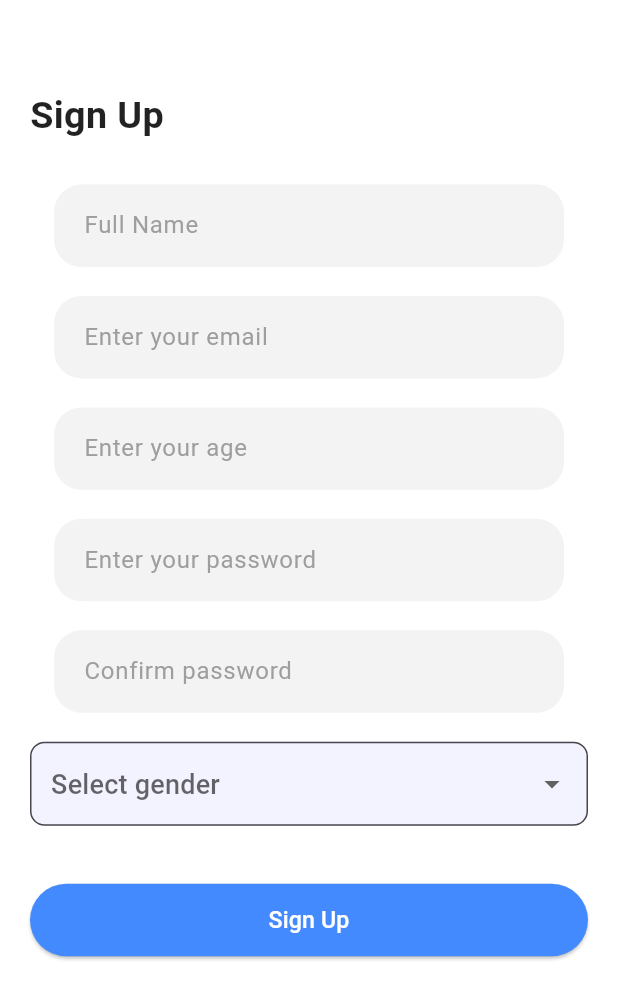
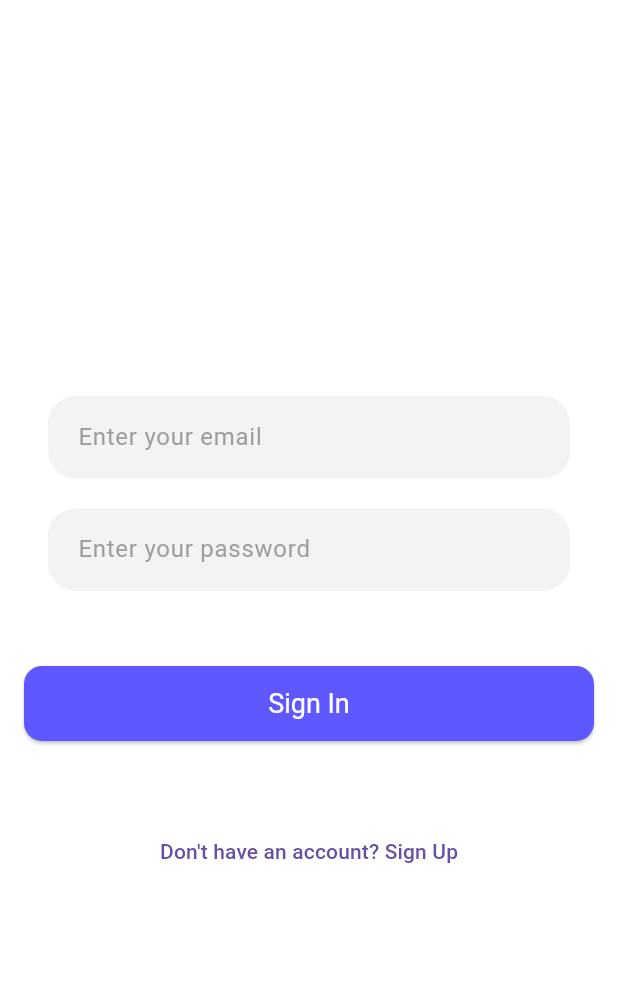
Before and after one commit to Ferdaus0001/API-Advance-Topic-, a Flutter app: the screen it shows after launch, on a phone screen of 412 x 824 dp. Shown: the top 999 px of the screen. Run offline on Flutter 3.47's test engine with Material 3 defaults, Android fonts, the phone set to English and light mode, and no system bars; drawn by our look-alikes of auto_animated; our stand-ins replace dio, flutter_screenutil, flutter_svg, fluttertoast, get, get_it and 7 more; project files that could hold a hidden picture were left out.

Commit message:
add sing api

```diff
--- /dev/null
+++ b/lib/features/presentation/auth/sing_in/presentation/sing_in_screen.dart
@@ -0,0 +1,149 @@
+import 'package:api_test_porject/features/presentation/home/presentation/home_screen.dart';
+import 'package:api_test_porject/networks/api_acess.dart';
+import 'package:flutter/material.dart';
+import 'package:get/get.dart';
+import '../../../../../common_widgets/custom_textfeild.dart';
+import '../../presentation/SingUp/presentation/Sing_up_screen.dart';
+
+class SignInScreen extends StatefulWidget {
+  const SignInScreen({super.key});
+
+  @override
+  State<SignInScreen> createState() => _SignInScreenState();
+}
+
+class _SignInScreenState extends State<SignInScreen> {
+  final _emailController = TextEditingController();
+  final _passwordController = TextEditingController();
+  final _formKey = GlobalKey<FormState>();
+  bool _isLoading = false;
+
+  @override
+  void dispose() {
+    _emailController.dispose();
+    _passwordController.dispose();
+    super.dispose();
+  }
+
+  Future<void> _signIn() async {
+    if (!_formKey.currentState!.validate()) {
+      Get.snackbar('Error', 'Please fix the errors in the form',
+          snackPosition: SnackPosition.BOTTOM);
+      return;
+    }
+
+    final email = _emailController.text.trim();
+    final password = _passwordController.text.trim();
+
+    setState(() {
+      _isLoading = true;
+    });
+
+    try {
+      final response = await userLoginRXObj.UserSignInFun(
+        email: email,
+        password: password,
+      );
+
+      if (response['status'] == 'success') {
+        print('Email: $email');
+        print('Token: ${response['token']}');
+        Get.to(() => const HomeScreen());
+      } else {
+        Get.snackbar('Sign In Failed',
+            userLoginRXObj.errorMessage ?? response['message'] ?? 'Invalid credentials',
+            snackPosition: SnackPosition.BOTTOM);
+      }
+    } catch (e) {
+      Get.snackbar('Error', userLoginRXObj.errorMessage ?? 'Sign-in failed: $e',
+          snackPosition: SnackPosition.BOTTOM);
+    } finally {
+      setState(() {
+        _isLoading = false;
+      });
+    }
+  }
+
+  @override
+  Widget build(BuildContext context) {
+    return Scaffold(
+      backgroundColor: Colors.white,
+      body: Form(
+        key: _formKey,
+        child: SingleChildScrollView(
+          padding: const EdgeInsets.all(16.0),
+          child: ConstrainedBox(
+            constraints: BoxConstraints(
+              minHeight: MediaQuery.of(context).size.height,
+            ),
+            child: IntrinsicHeight(
+              child: Column(
+                crossAxisAlignment: CrossAxisAlignment.start,
+                mainAxisAlignment: MainAxisAlignment.center,
+                children: [
+                  CustomTextField(
+                    controller: _emailController,
+                    hintText: 'Enter your email',
+                    keyboardType: TextInputType.emailAddress,
+                    validator: (value) {
+                      if (value == null || value.isEmpty) return 'Email is required';
+                      if (!RegExp(r'^[\w-.]+@([\w-]+\.)+[\w-]{2,4}$').hasMatch(value)) {
+                        return 'Enter a valid email';
+                      }
+                      return null;
+                    },
+                  ),
+                  const SizedBox(height: 20),
+                  CustomTextField(
+                    controller: _passwordController,
+                    hintText: 'Enter your password',
+                    obscureText: true,
+                    validator: (value) {
+                      if (value == null || value.isEmpty) return 'Password is required';
+                      if (value.length < 6) return 'Password must be at least 6 characters';
+                      return null;
+                    },
+                  ),
+                  const SizedBox(height: 50),
+                  ElevatedButton(
+                    onPressed: _isLoading ? null : _signIn,
+                    style: ElevatedButton.styleFrom(
+                      minimumSize: const Size(double.infinity, 50),
+                      textStyle: const TextStyle(fontSize: 18),
+                    ),
+                    child: _isLoading
+                        ? Row(
+                      mainAxisAlignment: MainAxisAlignment.center,
+                      children: const [
+                        SizedBox(
+                          height: 20,
+                          width: 20,
+                          child: CircularProgressIndicator(
+                            color: Colors.white,
+                            strokeWidth: 2,
+                          ),
+                        ),
+                        SizedBox(width: 12),
+                        Text('Signing In...'),
+                      ],
+                    )
+                        : const Text('Sign In'),
+                  ),
+                  const SizedBox(height: 50),
+                  Center(
+                    child: TextButton(
+                      onPressed: () {
+                        Get.to(() => const SignUpScreen());
+                      },
+                      child: const Text('Don\'t have an account? Sign Up'),
+                    ),
+                  ),
+                ],
+              ),
+            ),
+          ),
+        ),
+      ),
+    );
+  }
+}
--- a/lib/loading.dart
+++ b/lib/loading.dart
@@ -4,8 +4,9 @@ import 'package:api_test_porject/splash_screen.dart';
 import 'package:flutter/material.dart';
 
 import 'constants/update_customer.dart';
-import 'features/presentation/auth/presentation/SingUp/presentation/Sing_up_screen.dart';
 
+
+import 'features/presentation/auth/sing_in/presentation/sing_in_screen.dart';
 import 'helpers/di.dart';
 import 'helpers/helper_methods.dart';
 import 'networks/dio/dio.dart';
@@ -27,20 +28,6 @@ class _LoadingState extends State<Loading> {
     super.initState();
   }
 
-  // loadInitialData() a
-  //   await setInitValue();
-  //   bool data = appData.read(kKeyIsLoggedIn) ?? false;
-  //   bool data2 = appData.read(kKeyIsLoggedIn2) ?? false;
-  //   log("==== $data");
-  //   if (data) {
-  //     String token = appData.read(kKeyAccessToken);
-  //     DioSingleton.instance.update(token);
-  //     profileRx.getProfile();
-  //   }
-  //   setState(() {
-  //     _isLoading = false;
-  //   });
-  // }
 
   loadInitialData() async {
     await setInitValue();
@@ -67,7 +54,7 @@ class _LoadingState extends State<Loading> {
       return const SplashScreen();
     } else {
 
-      return const SignUpScreen();
+      return SignInScreen();
 
     }
   }
--- a/lib/main.dart
+++ b/lib/main.dart
@@ -1,7 +1,5 @@
-
 
 import 'package:auto_animated/auto_animated.dart';
-
 import 'package:flutter/foundation.dart';
 import 'package:flutter/material.dart';
 import 'package:flutter/services.dart';
--- a/lib/networks/api_acess.dart
+++ b/lib/networks/api_acess.dart
@@ -6,6 +6,11 @@ import 'package:api_test_porject/features/presentation/auth/presentation/email_o
 import 'package:rxdart/rxdart.dart';
 
 import '../features/presentation/auth/presentation/SingUp/data/rx.dart';
+import '../features/presentation/auth/sing_in/data/rx.dart';
 
 SignUpRX singUpRXObj = SignUpRX(empty: {}, dataFetcher: BehaviorSubject<Map>()); // / RegisterRX is used for user registration//
+
 EmailOtpRx emailOtpRxObj = EmailOtpRx(empty: {}, dataFetcher: BehaviorSubject<Map>()); // / Email  Otp  Rx //
+
+
+UserLoginRX userLoginRXObj = UserLoginRX(empty: {}, dataFetcher: BehaviorSubject<Map>()); // / Email  Otp  Rx //
--- a/lib/networks/endpoints.dart
+++ b/lib/networks/endpoints.dart
@@ -30,7 +30,7 @@ final class Endpoints {
   //Authentication
   static String userSignUp() => "/users/register";
    static String EmailOtp() => "/users/verify-email";
-  // static String engLogin() => "/api/v1/auth/login-engineer";
+  static String userLogin() => "/users/login";
   // static String userLogout() => "/api/v1/auth/logout";
 
   // //price analysis
--- a/lib/splash_screen.dart
+++ b/lib/splash_screen.dart
@@ -13,9 +13,10 @@ class SplashScreen extends StatelessWidget {
         body: Container(
           height: double.infinity,
           width: double.infinity,
-          decoration: const BoxDecoration(
+
+           decoration: const BoxDecoration(
               image: DecorationImage(
-                  image: AssetImage('assets/images/splash_screen.png'),
+                  image: AssetImage('assets/images/splash.png'),
                   fit: BoxFit.cover)),
         ));
   }
--- a/pubspec.yaml
+++ b/pubspec.yaml
@@ -62,6 +62,7 @@ dependencies:
   flutter_slidable: ^4.0.0
   permission_handler: ^11.4.0
   cached_network_image: ^3.4.1
+
   flutter_rating_bar: ^4.0.1
   percent_indicator: ^4.2.5
   motion_tab_bar: ^2.0.4
```
Also changed, not shown: lib/features/presentation/auth/presentation/SingUp/presentation/Sing_up_screen.dart (+24 -0 lines), lib/features/presentation/auth/sing_in/data/api.dart (added, +46 -0 lines), lib/features/presentation/auth/sing_in/data/rx.dart (added, +65 -0 lines), lib/features/presentation/home/presentation/home_screen.dart (added, +46 -0 lines), pubspec.lock.
